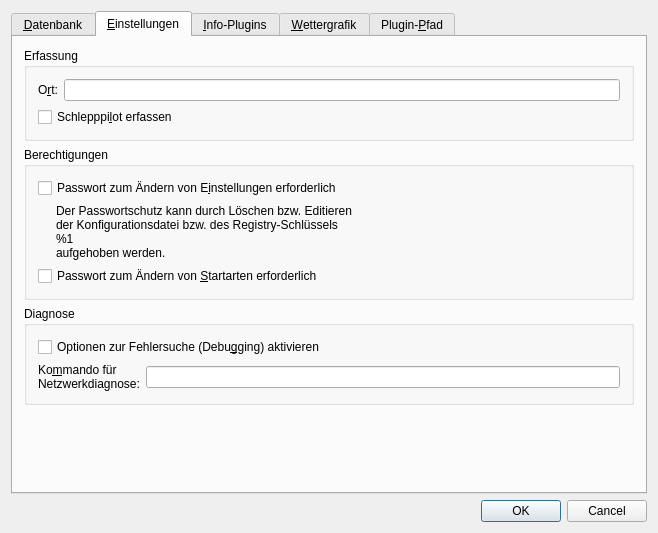
Above: src/gui/windows/SettingsWindow.ui from startkladde/startkladde before the change. Below: the same form after it.
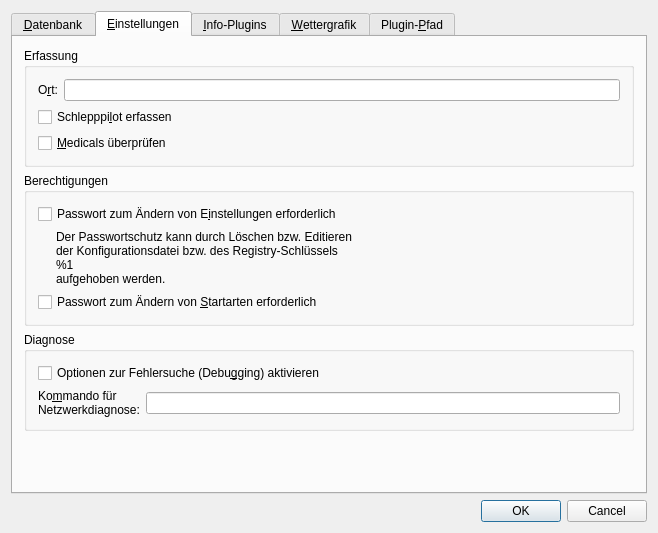
That is the form after the change. The open tabs and pages were chosen to show the change. Custom widgets are drawn as their Qt base class.

Commit message: Reintegrated medical branch

```diff
--- a/src/gui/windows/SettingsWindow.ui
+++ b/src/gui/windows/SettingsWindow.ui
@@ -253,6 +253,13 @@
             </property>
            </widget>
           </item>
+          <item row="2" column="0" colspan="2">
+           <widget class="QCheckBox" name="checkMedicalsCheckbox">
+            <property name="text">
+             <string>&amp;Medicals überprüfen</string>
+            </property>
+           </widget>
+          </item>
           <item row="1" column="0" colspan="2">
            <widget class="QCheckBox" name="recordTowpilotCheckbox">
             <property name="toolTip">
```
Left out of the diff: 1 changed line with no effect on the pictures. The commit also changes 18 other files.
